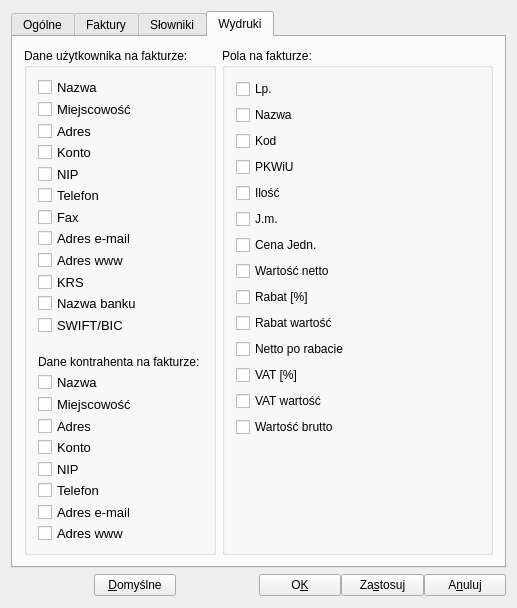
This is ui/Setting.ui in juliagoda/qfaktury as Qt 5 draws it before an edit. The edited form follows.
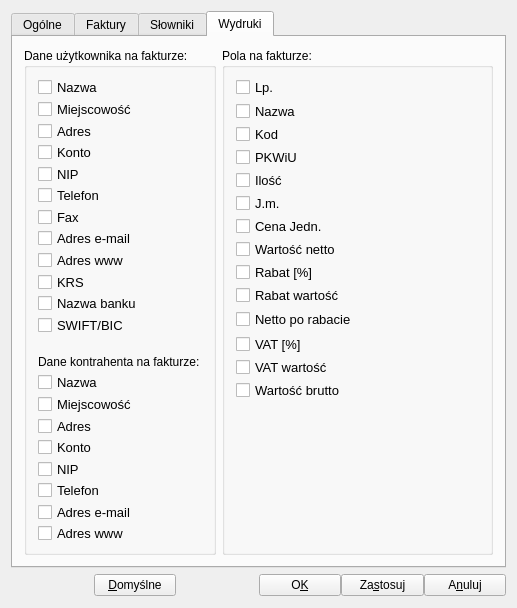
This is the edited form. The open tabs and pages were chosen to show the change.

Patch:
```diff
--- a/ui/Setting.ui
+++ b/ui/Setting.ui
@@ -1759,6 +1759,17 @@
                   <height>0</height>
                  </size>
                 </property>
+                <property name="maximumSize">
+                 <size>
+                  <width>32767</width>
+                  <height>17</height>
+                 </size>
+                </property>
+                <property name="font">
+                 <font>
+                  <pointsize>10</pointsize>
+                 </font>
+                </property>
                 <property name="text">
                  <string>Lp.</string>
                 </property>
@@ -1792,6 +1803,17 @@
                   <height>0</height>
                  </size>
                 </property>
+                <property name="maximumSize">
+                 <size>
+                  <width>32767</width>
+                  <height>17</height>
+                 </size>
+                </property>
+                <property name="font">
+                 <font>
+                  <pointsize>10</pointsize>
+                 </font>
+                </property>
                 <property name="text">
                  <string>Nazwa</string>
                 </property>
@@ -1825,6 +1847,17 @@
                   <height>0</height>
                  </size>
                 </property>
+                <property name="maximumSize">
+                 <size>
+                  <width>32767</width>
+                  <height>17</height>
+                 </size>
+                </property>
+                <property name="font">
+                 <font>
+                  <pointsize>10</pointsize>
+                 </font>
+                </property>
                 <property name="text">
                  <string>Kod</string>
                 </property>
@@ -1858,6 +1891,17 @@
                   <height>0</height>
                  </size>
                 </property>
+                <property name="maximumSize">
+                 <size>
+                  <width>32767</width>
+                  <height>17</height>
+                 </size>
+                </property>
+                <property name="font">
+                 <font>
+                  <pointsize>10</pointsize>
+                 </font>
+                </property>
                 <property name="text">
                  <string>PKWiU</string>
                 </property>
@@ -1891,6 +1935,17 @@
                   <height>0</height>
                  </size>
                 </property>
+                <property name="maximumSize">
+                 <size>
+                  <width>32767</width>
+                  <height>17</height>
+                 </size>
+                </property>
+                <property name="font">
+                 <font>
+                  <pointsize>10</pointsize>
+                 </font>
+                </property>
                 <property name="text">
                  <string>Ilość</string>
                 </property>
@@ -1924,6 +1979,17 @@
                   <height>0</height>
                  </size>
                 </property>
+                <property name="maximumSize">
+                 <size>
+                  <width>32767</width>
+                  <height>17</height>
+                 </size>
+                </property>
+                <property name="font">
+                 <font>
+                  <pointsize>10</pointsize>
+                 </font>
+                </property>
                 <property name="text">
                  <string>J.m.</string>
                 </property>
@@ -1957,6 +2023,17 @@
                   <height>0</height>
                  </size>
                 </property>
+                <property name="maximumSize">
+                 <size>
+                  <width>32767</width>
+                  <height>17</height>
+                 </size>
+                </property>
+                <property name="font">
+                 <font>
+                  <pointsize>10</pointsize>
+                 </font>
+                </property>
                 <property name="text">
                  <string>Cena Jedn.</string>
                 </property>
@@ -1990,6 +2067,17 @@
                   <height>0</height>
                  </size>
                 </property>
+                <property name="maximumSize">
+                 <size>
+                  <width>32767</width>
+                  <height>17</height>
+                 </size>
+                </property>
+                <property name="font">
+                 <font>
+                  <pointsize>10</pointsize>
+                 </font>
+                </property>
                 <property name="text">
                  <string>Wartość netto</string>
                 </property>
@@ -2023,6 +2111,17 @@
                   <height>0</height>
                  </size>
                 </property>
+                <property name="maximumSize">
+                 <size>
+                  <width>32767</width>
+                  <height>17</height>
+                 </size>
+                </property>
+                <property name="font">
+                 <font>
+                  <pointsize>10</pointsize>
+                 </font>
+                </property>
                 <property name="text">
                  <string>Rabat [%]</string>
                 </property>
@@ -2056,6 +2155,17 @@
                   <height>0</height>
                  </size>
                 </property>
+                <property name="maximumSize">
+                 <size>
+                  <width>32767</width>
+                  <height>17</height>
+                 </size>
+                </property>
+                <property name="font">
+                 <font>
+                  <pointsize>10</pointsize>
+                 </font>
+                </property>
                 <property name="text">
                  <string>Rabat wartość</string>
                 </property>
@@ -2089,6 +2199,17 @@
                   <height>0</height>
                  </size>
                 </property>
+                <property name="maximumSize">
+                 <size>
+                  <width>32767</width>
+                  <height>17</height>
+                 </size>
+                </property>
+                <property name="font">
+                 <font>
+                  <pointsize>10</pointsize>
+                 </font>
+                </property>
                 <property name="text">
                  <string>Netto po rabacie</string>
                 </property>
@@ -2122,6 +2243,17 @@
                   <height>0</height>
                  </size>
                 </property>
+                <property name="maximumSize">
+                 <size>
+                  <width>32767</width>
+                  <height>17</height>
+                 </size>
+                </property>
+                <property name="font">
+                 <font>
+                  <pointsize>10</pointsize>
+                 </font>
+                </property>
                 <property name="text">
                  <string>VAT [%]</string>
                 </property>
@@ -2155,6 +2287,17 @@
                   <height>0</height>
                  </size>
                 </property>
+                <property name="maximumSize">
+                 <size>
+                  <width>32767</width>
+                  <height>17</height>
+                 </size>
+                </property>
+                <property name="font">
+                 <font>
+                  <pointsize>10</pointsize>
+                 </font>
+                </property>
                 <property name="text">
                  <string>VAT wartość</string>
                 </property>
@@ -2188,6 +2331,17 @@
                   <height>0</height>
                  </size>
                 </property>
+                <property name="maximumSize">
+                 <size>
+                  <width>32767</width>
+                  <height>17</height>
+                 </size>
+                </property>
+                <property name="font">
+                 <font>
+                  <pointsize>10</pointsize>
+                 </font>
+                </property>
                 <property name="text">
                  <string>Wartość brutto</string>
                 </property>
```
Left out of the diff: 24 changed lines with no effect on the pictures.
